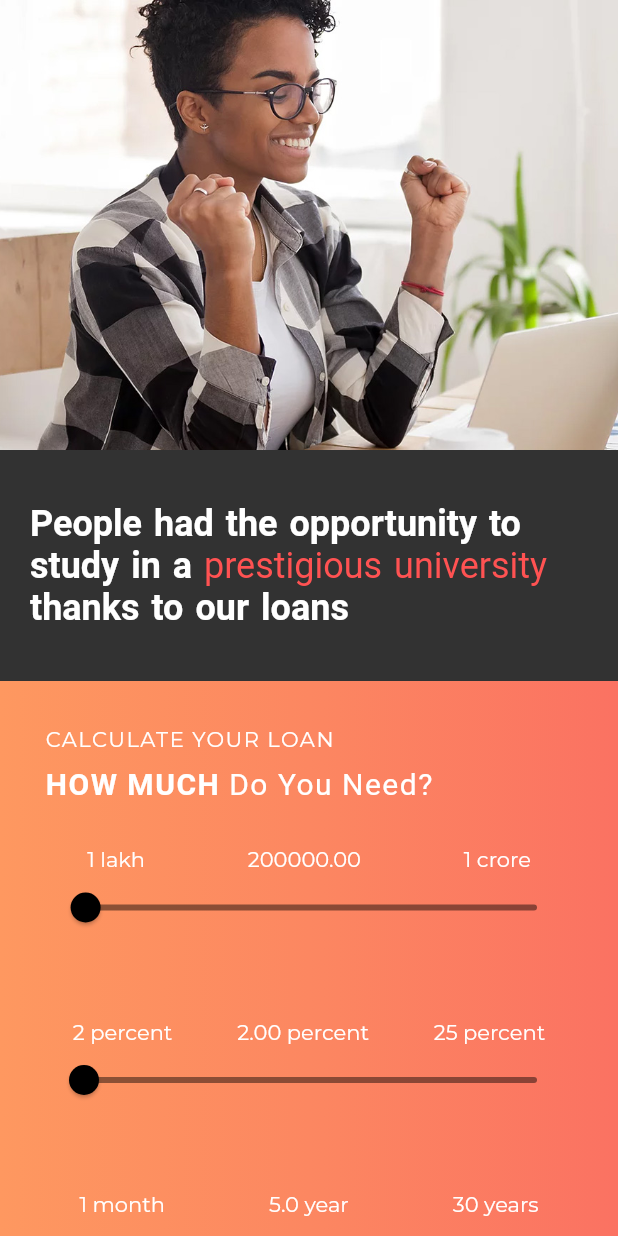
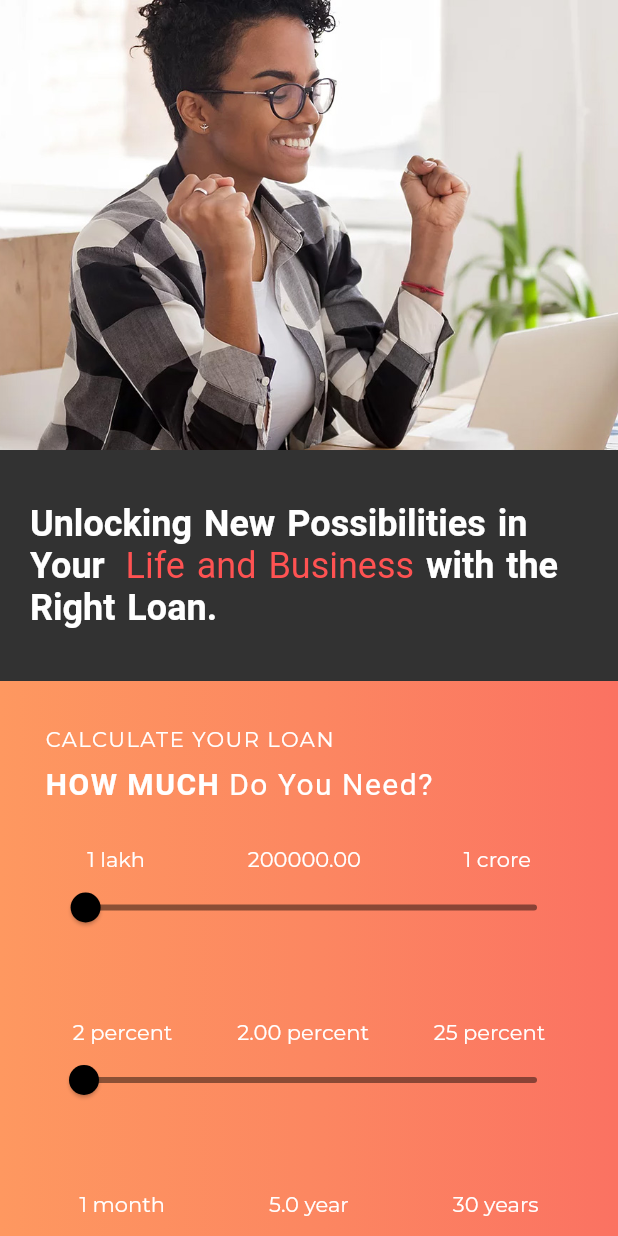
Before and after one commit to rounakraj03/loan-flutter, a Flutter app: the EmiCalculatorWidget widget shown alone on an empty page, opened directly, on a phone screen of 412 x 824 dp. Run offline on Flutter 3.47's test engine with Material 2 defaults, Android fonts, the phone set to English and light mode, and no system bars; our stand-ins replace carousel_slider, dio, dots_indicator, google_fonts, google_maps_flutter, visibility_detector; missing offline and left inert: flutter_faq.

```diff
--- a/lib/widgets/emi_calculator.dart
+++ b/lib/widgets/emi_calculator.dart
@@ -242,9 +242,9 @@ class _EmiCalculatorWidgetState extends State<EmiCalculatorWidget> {
                     text: TextSpan(
                         style: TextStyle(color: Colors.white, fontSize: 24, wordSpacing: 2),
                         children: [
-                          TextSpan(text:"People had the opportunity to study in a " ),
-                          TextSpan(text:"prestigious university ", style: TextStyle(color: Colors.redAccent, fontWeight: FontWeight.normal)),
-                          TextSpan(text:"thanks to our loans"),
+                          TextSpan(text:"Unlocking New Possibilities in Your" ),
+                          TextSpan(text:" Life and Business  ", style: TextStyle(color: Colors.redAccent, fontWeight: FontWeight.normal)),
+                          TextSpan(text:"with the Right Loan."),
                         ]
                     ),
                   ),
@@ -267,9 +267,9 @@ class _EmiCalculatorWidgetState extends State<EmiCalculatorWidget> {
                   text: TextSpan(
                       style: TextStyle(color: Colors.white, fontWeight: FontWeight.w600, fontSize: 24, wordSpacing: 2),
                       children: [
-                        TextSpan(text:"People had the opportunity to study in a " ),
-                        TextSpan(text:"prestigious university ", style: TextStyle(color: Colors.redAccent, fontWeight: FontWeight.normal)),
-                        TextSpan(text:"thanks to our loans"),
+                        TextSpan(text:"Unlocking New Possibilities in Your " ),
+                        TextSpan(text:" Life and Business ", style: TextStyle(color: Colors.redAccent, fontWeight: FontWeight.normal)),
+                        TextSpan(text:"with the Right Loan."),
                       ]
                   ),
                 ),
```
Also changed, not shown: lib/widgets/navbar.dart (+56 -64 lines).
